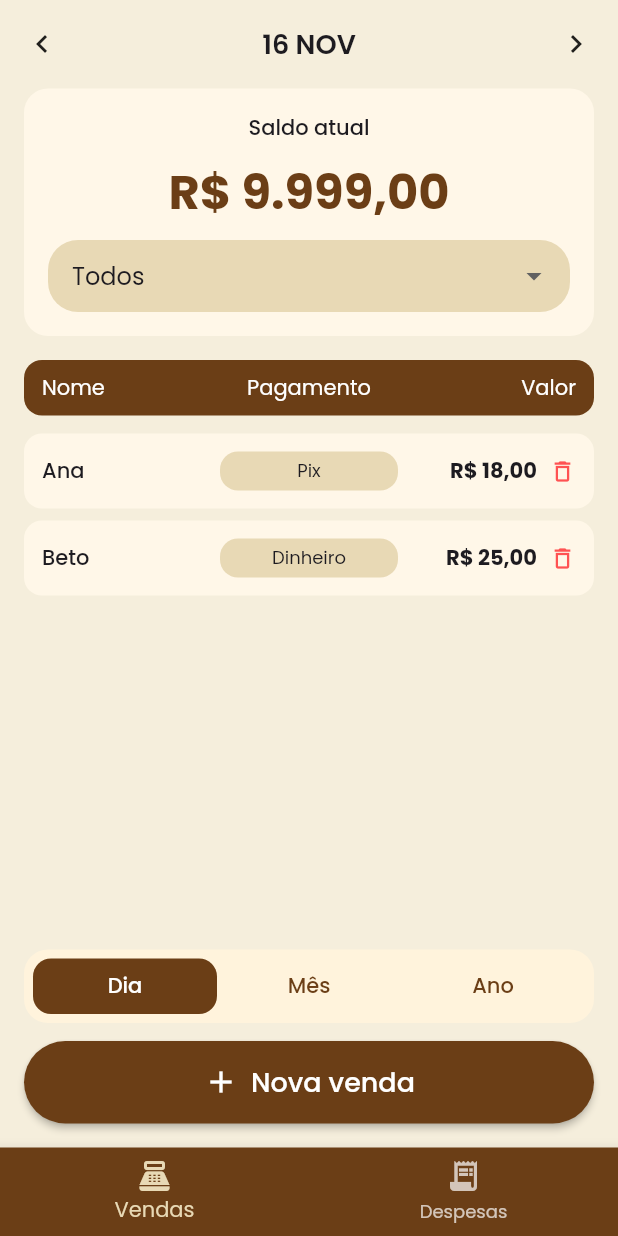
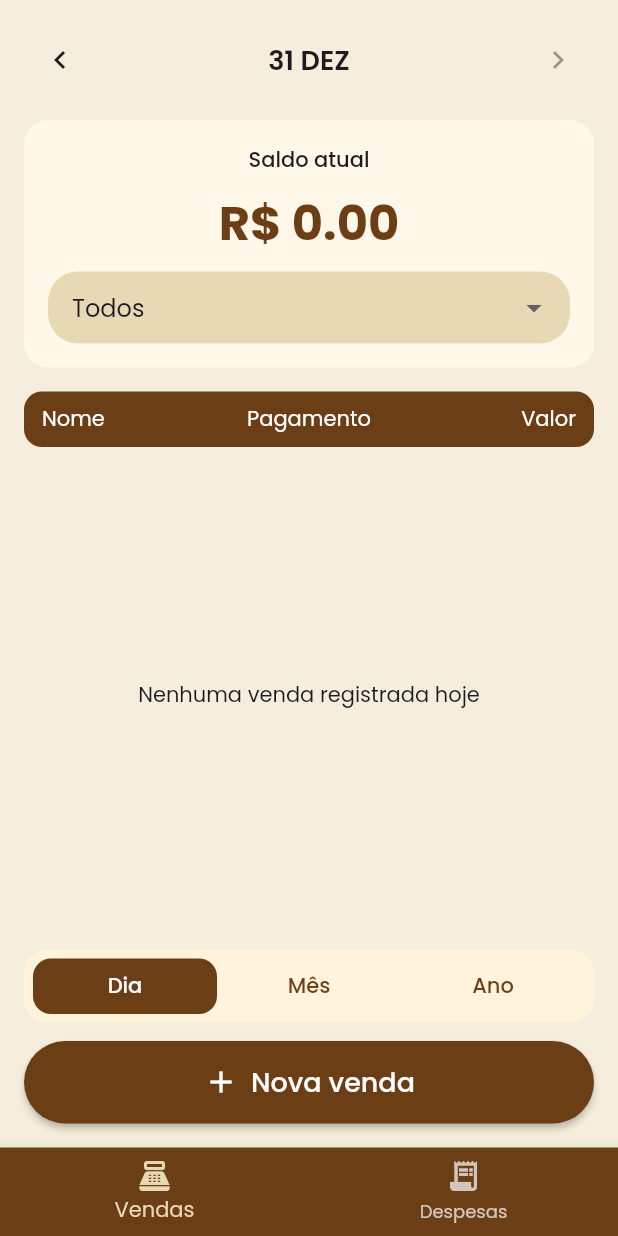
Before and after one commit to keniareis/app-BakeryFlow, a Flutter app: the screen it shows after launch, on a phone screen of 412 x 824 dp. Run offline on Flutter 3.47's test engine with Material 3 defaults, Android fonts, the phone set to English and light mode, and no system bars; our stand-ins replace google_fonts, sqflite; accounts and stored records are empty.

Commit message:
feat: add local storage on sales

```diff
--- a/lib/main.dart
+++ b/lib/main.dart
@@ -1,6 +1,6 @@
 import 'package:flutter/material.dart';
 import 'package:google_fonts/google_fonts.dart';
-import 'package:sabor_de_casa/sales.dart';
+import 'package:sabor_de_casa/pages/sales.dart';
 // import 'pages/expenses_page.dart';
 
 void main() {
--- /dev/null
+++ b/lib/models/sale_model.dart
@@ -0,0 +1,35 @@
+class Sale {
+  final int? id;
+  final String nome;
+  final String pagamento;
+  final double valor;
+  final DateTime data;
+
+  Sale({
+    this.id,
+    required this.nome,
+    required this.pagamento,
+    required this.valor,
+    required this.data,
+  });
+
+  Map<String, dynamic> toMap() {
+    return {
+      'id': id,
+      'nome': nome,
+      'pagamento': pagamento,
+      'valor': valor,
+      'data': data.millisecondsSinceEpoch,
+    };
+  }
+
+  factory Sale.fromMap(Map<String, dynamic> map) {
+    return Sale(
+      id: map['id'],
+      nome: map['nome'],
+      pagamento: map['pagamento'],
+      valor: map['valor'],
+      data: DateTime.fromMillisecondsSinceEpoch(map['data']),
+    );
+  }
+}
--- a/lib/main_page.dart
+++ b/lib/pages/main_page.dart
@@ -1,5 +1,5 @@
 import 'package:flutter/material.dart';
-import 'package:sabor_de_casa/sales.dart';
+import 'package:sabor_de_casa/pages/sales.dart';
 
 class MainPage extends StatefulWidget {
   const MainPage({super.key});
--- a/lib/sales.dart
+++ b/lib/pages/sales.dart
@@ -1,6 +1,7 @@
 import 'package:flutter/material.dart';
-import 'package:google_fonts/google_fonts.dart';
-import '../widgets/new_sale_modal.dart';
+import '../../widgets/new_sale_modal.dart';
+import '../models/sale_model.dart';
+import '../database/app_database.dart';
 
 class Sales extends StatefulWidget {
   const Sales({super.key});
@@ -11,6 +12,56 @@ class Sales extends StatefulWidget {
 
 class _SalesState extends State<Sales> {
   String filtroSelecionado = 'Dia';
+
+  final List<Sale> vendas = [];
+
+  double get saldoTotal => vendas.fold(0, (total, sale) => total + sale.valor);
+
+  DateTime dataSelecionada = DateTime(
+    DateTime.now().year,
+    DateTime.now().month,
+    DateTime.now().day,
+  );
+
+  String _formatarData(DateTime data) {
+    const meses = [
+      'JAN',
+      'FEV',
+      'MAR',
+      'ABR',
+      'MAI',
+      'JUN',
+      'JUL',
+      'AGO',
+      'SET',
+      'OUT',
+      'NOV',
+      'DEZ',
+    ];
+
+    return '${data.day.toString().padLeft(2, '0')} ${meses[data.month - 1]}';
+  }
+
+  DateTime get hoje {
+    final agora = DateTime.now();
+    return DateTime(agora.year, agora.month, agora.day);
+  }
+
+  Future<void> _loadSales() async {
+    final result = await AppDatabase.instance.getSalesByDay(dataSelecionada);
+
+    setState(() {
+      vendas
+        ..clear()
+        ..addAll(result);
+    });
+  }
+
+  @override
+  void initState() {
+    super.initState();
+    _loadSales();
+  }
 
   @override
   Widget build(BuildContext context) {
@@ -41,12 +92,35 @@ class _SalesState extends State<Sales> {
   // (Mantive a lógica que você já tinha, apenas organizei a estrutura)
 
   Widget _dateHeader() {
-    return const Row(
+    return Row(
       mainAxisAlignment: MainAxisAlignment.spaceBetween,
       children: [
-        Icon(Icons.chevron_left),
-        Text('16 NOV', style: TextStyle(fontSize: 18, fontWeight: FontWeight.w600)),
-        Icon(Icons.chevron_right),
+        IconButton(
+          icon: const Icon(Icons.chevron_left),
+          onPressed: () {
+            setState(() {
+              dataSelecionada =
+                  dataSelecionada.subtract(const Duration(days: 1));
+            });
+            _loadSales();
+          },
+        ),
+        Text(
+          _formatarData(dataSelecionada),
+          style: const TextStyle(fontSize: 18, fontWeight: FontWeight.w600),
+        ),
+        IconButton(
+          icon: const Icon(Icons.chevron_right),
+          onPressed: dataSelecionada.isBefore(hoje)
+              ? () {
+                  setState(() {
+                    dataSelecionada =
+                        dataSelecionada.add(const Duration(days: 1));
+                  });
+                  _loadSales();
+                }
+              : null,
+        ),
       ],
     );
   }
@@ -60,10 +134,17 @@ class _SalesState extends State<Sales> {
       ),
       child: Column(
         children: [
-          const Text('Saldo atual', style: TextStyle(fontWeight: FontWeight.w500)),
+          const Text('Saldo atual',
+              style: TextStyle(fontWeight: FontWeight.w500)),
           const SizedBox(height: 8),
-          const Text('R\$ 9.999,00',
-              style: TextStyle(fontSize: 32, fontWeight: FontWeight.bold, color: Color(0xFF6B3E16))),
+          Text(
+            'R\$ ${saldoTotal.toStringAsFixed(2)}',
+            style: const TextStyle(
+              fontSize: 32,
+              fontWeight: FontWeight.bold,
+              color: Color(0xFF6B3E16),
+            ),
+          ),
           const SizedBox(height: 8),
           DropdownButtonFormField<String>(
             value: 'Todos',
@@ -78,7 +159,9 @@ class _SalesState extends State<Sales> {
               filled: true,
               fillColor: const Color(0xFFE8D9B5),
               contentPadding: const EdgeInsets.symmetric(horizontal: 16),
-              border: OutlineInputBorder(borderRadius: BorderRadius.circular(20), borderSide: BorderSide.none),
+              border: OutlineInputBorder(
+                  borderRadius: BorderRadius.circular(20),
+                  borderSide: BorderSide.none),
             ),
           ),
         ],
@@ -89,23 +172,50 @@ class _SalesState extends State<Sales> {
   Widget _tableHeader() {
     return Container(
       padding: const EdgeInsets.symmetric(vertical: 8, horizontal: 12),
-      decoration: BoxDecoration(color: const Color(0xFF6B3E16), borderRadius: BorderRadius.circular(12)),
+      decoration: BoxDecoration(
+          color: const Color(0xFF6B3E16),
+          borderRadius: BorderRadius.circular(12)),
       child: const Row(
         children: [
-          Expanded(flex: 2, child: Text('Nome', style: TextStyle(color: Colors.white))),
-          Expanded(flex: 2, child: Text('Pagamento', textAlign: TextAlign.center, style: TextStyle(color: Colors.white))),
-          Expanded(flex: 2, child: Text('Valor', textAlign: TextAlign.end, style: TextStyle(color: Colors.white))),
+          Expanded(
+              flex: 2,
+              child: Text('Nome', style: TextStyle(color: Colors.white))),
+          Expanded(
+              flex: 2,
+              child: Text('Pagamento',
+                  textAlign: TextAlign.center,
+                  style: TextStyle(color: Colors.white))),
+          Expanded(
+              flex: 2,
+              child: Text('Valor',
+                  textAlign: TextAlign.end,
+                  style: TextStyle(color: Colors.white))),
         ],
       ),
     );
   }
 
   Widget _salesList() {
-    return ListView(
-      children: const [
-        SaleTile(nome: 'Ana', pagamento: 'Pix', valor: '18,00'),
-        SaleTile(nome: 'Beto', pagamento: 'Dinheiro', valor: '25,00'),
-      ],
+    if (vendas.isEmpty) {
+      return Center(
+        child: Text(
+          dataSelecionada == hoje
+              ? 'Nenhuma venda registrada hoje'
+              : 'Nenhuma venda registrada neste dia',
+        ),
+      );
+    }
+
+    return ListView.builder(
+      itemCount: vendas.length,
+      itemBuilder: (context, index) {
+        final sale = vendas[index];
+        return SaleTile(
+          nome: sale.nome,
+          pagamento: sale.pagamento,
+          valor: sale.valor.toStringAsFixed(2),
+        );
+      },
     );
   }
 
@@ -144,8 +254,6 @@ class _SalesState extends State<Sales> {
     );
   }
 
-
-
   Widget _newSaleButton() {
     return SizedBox(
       width: double.infinity,
@@ -153,18 +261,27 @@ class _SalesState extends State<Sales> {
         style: ElevatedButton.styleFrom(
           backgroundColor: const Color(0xFF6B3E16),
           padding: const EdgeInsets.symmetric(vertical: 14),
-          shape: RoundedRectangleBorder(borderRadius: BorderRadius.circular(30)),
+          shape:
+              RoundedRectangleBorder(borderRadius: BorderRadius.circular(30)),
         ),
-        onPressed: () {
-          showModalBottomSheet(
+        onPressed: () async {
+          final sale = await showModalBottomSheet<Sale>(
             context: context,
             isScrollControlled: true,
             backgroundColor: Colors.transparent,
-            builder: (_) => const NewSaleModal(),
+            builder: (_) => NewSaleModal(
+              data: dataSelecionada,
+            ),
           );
+
+          if (sale != null) {
+            await AppDatabase.instance.insertSale(sale);
+            _loadSales();
+          }
         },
         icon: const Icon(Icons.add),
-        label: const Text('Nova venda', style: TextStyle(fontSize: 18, color: Colors.white)),
+        label: const Text('Nova venda',
+            style: TextStyle(fontSize: 18, color: Colors.white)),
       ),
     );
   }
@@ -175,7 +292,11 @@ class SaleTile extends StatelessWidget {
   final String pagamento;
   final String valor;
 
-  const SaleTile({super.key, required this.nome, required this.pagamento, required this.valor});
+  const SaleTile(
+      {super.key,
+      required this.nome,
+      required this.pagamento,
+      required this.valor});
 
   @override
   Widget build(BuildContext context) {
@@ -188,13 +309,20 @@ class SaleTile extends StatelessWidget {
         padding: const EdgeInsets.all(12),
         child: Row(
           children: [
-            Expanded(flex: 2, child: Text(nome, style: const TextStyle(fontWeight: FontWeight.w500))),
+            Expanded(
+                flex: 2,
+                child: Text(nome,
+                    style: const TextStyle(fontWeight: FontWeight.w500))),
             Expanded(
               flex: 2,
               child: Container(
                 padding: const EdgeInsets.symmetric(vertical: 4),
-                decoration: BoxDecoration(color: const Color(0xFFE8D9B5), borderRadius: BorderRadius.circular(12)),
-                child: Text(pagamento, textAlign: TextAlign.center, style: const TextStyle(fontSize: 12)),
+                decoration: BoxDecoration(
+                    color: const Color(0xFFE8D9B5),
+                    borderRadius: BorderRadius.circular(12)),
+                child: Text(pagamento,
+                    textAlign: TextAlign.center,
+                    style: const TextStyle(fontSize: 12)),
               ),
             ),
             Expanded(
@@ -202,9 +330,11 @@ class SaleTile extends StatelessWidget {
               child: Row(
                 mainAxisAlignment: MainAxisAlignment.end,
                 children: [
-                  Text('R\$ $valor', style: const TextStyle(fontWeight: FontWeight.bold)),
+                  Text('R\$ $valor',
+                      style: const TextStyle(fontWeight: FontWeight.bold)),
                   const SizedBox(width: 8),
-                  const Icon(Icons.delete_outline, size: 18, color: Colors.redAccent),
+                  const Icon(Icons.delete_outline,
+                      size: 28, color: Color(0xFF6B3E16)),
                 ],
               ),
             ),
```
Also changed, not shown: lib/database/app_database.dart (added, +70 -0 lines), lib/widgets/new_sale_modal.dart (+123 -77 lines), pubspec.yaml (+4 -69 lines), flutter_01.png (added), pubspec.lock.
